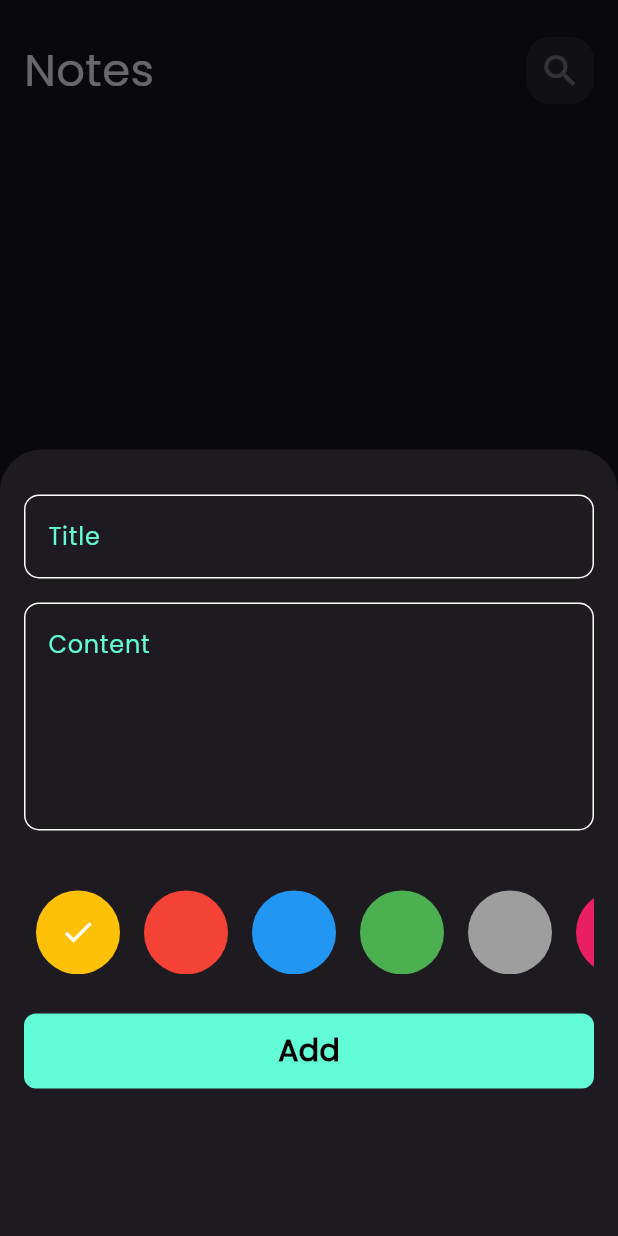
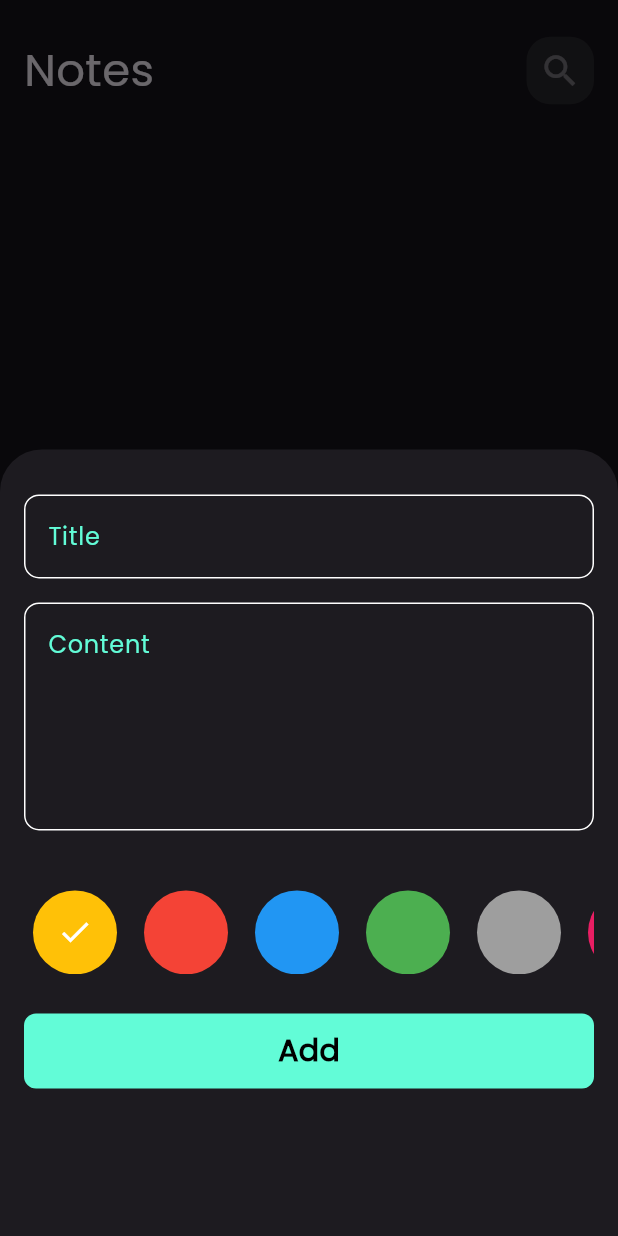
Before and after one commit to MostafaAjep/Notes-app, a Flutter app: the screen it shows after launch, after a tap on the "add" icon, on a phone screen of 412 x 824 dp. Run offline on Flutter 3.47's test engine with Material 3 defaults, Android fonts, the phone set to English and light mode, and no system bars; our stand-ins replace flutter_bloc, font_awesome_flutter, hive, hive_flutter; accounts and stored records are empty.

Commit message:
add color list to edit view

```diff
--- a/lib/constants.dart
+++ b/lib/constants.dart
@@ -2,3 +2,11 @@ import 'package:flutter/material.dart';
 
 const kPrimaryColor = Color(0xff62FCD7);
 const kNotesBox = 'notes_box';
+const List<Color> kColors = [
+  Colors.amber,
+  Colors.red,
+  Colors.blue,
+  Colors.green,
+  Colors.grey,
+  Colors.pink,
+];
--- a/lib/widgets/color_item.dart
+++ b/lib/widgets/color_item.dart
@@ -8,16 +8,22 @@ class ColorItem extends StatelessWidget {
   @override
   Widget build(BuildContext context) {
     return isActive
-        ? CircleAvatar(
-            backgroundColor: color,
-            radius: 36,
-            child: const Icon(
-              Icons.check,
-              color: Colors.white,
-            ))
-        : CircleAvatar(
-            radius: 36,
-            backgroundColor: color,
+        ? Padding(
+            padding: const EdgeInsets.only(right: 6),
+            child: CircleAvatar(
+                backgroundColor: color,
+                radius: 34,
+                child: const Icon(
+                  Icons.check,
+                  color: Colors.white,
+                )),
+          )
+        : Padding(
+            padding: const EdgeInsets.only(right: 6),
+            child: CircleAvatar(
+              radius: 34,
+              backgroundColor: color,
+            ),
           );
   }
 }
--- a/lib/widgets/colors_list_view.dart
+++ b/lib/widgets/colors_list_view.dart
@@ -1,6 +1,6 @@
 import 'package:flutter/material.dart';
 import 'package:flutter_bloc/flutter_bloc.dart';
-
+import '../constants.dart';
 import '../cubits/add_note_cubit/add_note_cubit.dart';
 import 'color_item.dart';
 
@@ -14,14 +14,6 @@ class ColorsListView extends StatefulWidget {
 
 class _ColorsListViewState extends State<ColorsListView> {
   int currentIndex = 0;
-  List<Color> colors = [
-    Colors.amber,
-    Colors.red,
-    Colors.blue,
-    Colors.green,
-    Colors.grey,
-    Colors.pink,
-  ];
 
   @override
   Widget build(BuildContext context) {
@@ -33,15 +25,15 @@ class _ColorsListViewState extends State<ColorsListView> {
           itemBuilder: (context, index) => GestureDetector(
             onTap: () {
               currentIndex = index;
-              BlocProvider.of<AddNoteCubit>(context).color = (colors[index]);
+              BlocProvider.of<AddNoteCubit>(context).color = (kColors[index]);
               setState(() {});
             },
             child: ColorItem(
               isActive: currentIndex == index,
-              color: colors[index],
+              color: kColors[index],
             ),
           ),
-          itemCount: colors.length,
+          itemCount: kColors.length,
           scrollDirection: Axis.horizontal,
           physics: const BouncingScrollPhysics(),
         ),
--- a/lib/widgets/edit_note_body.dart
+++ b/lib/widgets/edit_note_body.dart
@@ -5,6 +5,7 @@ import 'package:notes_app/models/note_model.dart';
 import '../cubits/notes_cubit/notes_cubit.dart';
 import 'custom_app_bar.dart';
 import 'custom_text_field.dart';
+import 'edit_note_colors_list.dart';
 
 class EditNoteViewBody extends StatefulWidget {
   const EditNoteViewBody({super.key, required this.note});
@@ -43,10 +44,13 @@ class _EditNoteViewBodyState extends State<EditNoteViewBody> {
           const SizedBox(height: 16),
           CustomTextField(
             hint: widget.note.subtitle,
-            maxLines: 5,
+            maxLines: 4,
             onChanged: (p0) {
               content = p0;
             },
+          ),
+          EditNoteColorsList(
+            note: widget.note,
           ),
         ],
       ),
```
Also changed, not shown: lib/widgets/edit_note_colors_list.dart (added, +49 -0 lines).
